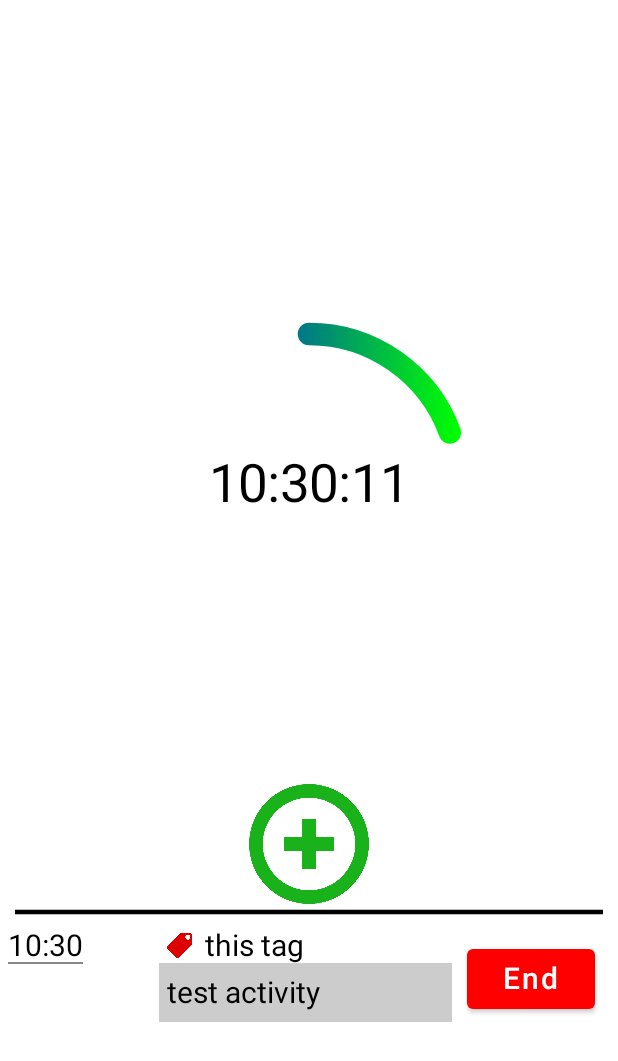
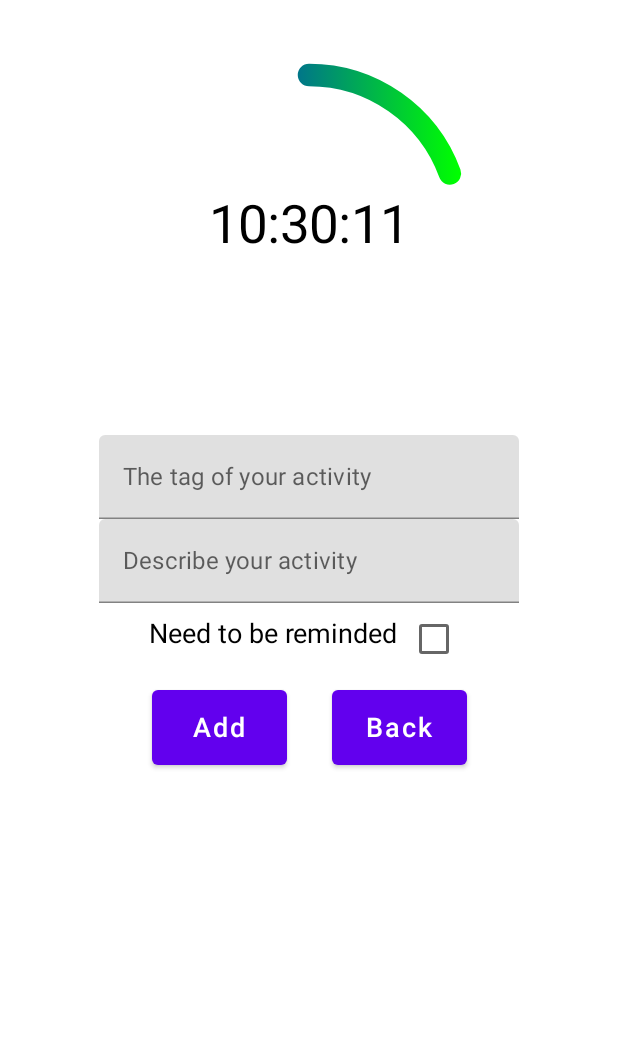
Before and after one commit to Flash-Kaa/DayTime, an Android app built with Jetpack Compose: the screen it shows after launch (MainActivity), after a tap on "button to create activity", on a phone screen of 412 x 824 dp. Shown: the top 1061 px of the screen. Run offline under Robolectric (Android 15) with nearby library versions, the phone set to English and light mode, and no system bars; libraries missing offline, so code that uses them is left out: com.jakewharton.threetenabp; 1 statement that could not run was skipped.

Commit message:
added creating activity

```diff
--- a/app/src/main/java/com/flasshka/daytime/Activity.kt
+++ b/app/src/main/java/com/flasshka/daytime/Activity.kt
@@ -20,7 +20,8 @@ import org.threeten.bp.LocalTime
 
 class Activity(
     private val tag: String, private val description: String,
-    private val startTime: LocalTime, private val endTime: MutableState<LocalTime?> = mutableStateOf(null)
+    private val startTime: LocalTime = LocalTime.now(),
+    private val endTime: MutableState<LocalTime?> = mutableStateOf(null)
 ) {
     companion object {
         var tagSize = 20.dp
--- /dev/null
+++ b/app/src/main/java/com/flasshka/daytime/CreateActivityPage.kt
@@ -0,0 +1,120 @@
+package com.flasshka.daytime
+
+import androidx.compose.foundation.Image
+import androidx.compose.foundation.clickable
+import androidx.compose.foundation.layout.Column
+import androidx.compose.foundation.layout.Row
+import androidx.compose.foundation.layout.Spacer
+import androidx.compose.foundation.layout.fillMaxWidth
+import androidx.compose.foundation.layout.padding
+import androidx.compose.foundation.layout.size
+import androidx.compose.material.Button
+import androidx.compose.material.Checkbox
+import androidx.compose.material.Text
+import androidx.compose.material.TextField
+import androidx.compose.runtime.Composable
+import androidx.compose.runtime.getValue
+import androidx.compose.runtime.mutableStateOf
+import androidx.compose.runtime.remember
+import androidx.compose.runtime.setValue
+import androidx.compose.ui.Alignment
+import androidx.compose.ui.Modifier
+import androidx.compose.ui.graphics.painter.Painter
+import androidx.compose.ui.unit.TextUnit
+import androidx.compose.ui.unit.dp
+import androidx.compose.ui.unit.sp
+
+object CreateActivityPage {
+
+    private val drawCreateButton = mutableStateOf(true)
+    private val description =  mutableStateOf("")
+    private val tag = mutableStateOf("")
+
+    private fun backState() {
+        drawCreateButton.value = true
+        description.value = ""
+        tag.value = ""
+    }
+
+    @Composable
+    fun Draw (
+        image: Painter,
+        createButtonModifier: Modifier = Modifier,
+        addAndBackButtonsModifier: Modifier = Modifier,
+        fontSize: TextUnit = 14.sp
+    ) {
+        if(drawCreateButton.value) {
+            Image(
+                painter = image,
+                contentDescription = "button to create activity",
+                modifier = createButtonModifier.clickable { drawCreateButton.value = false }
+            )
+        }
+        else {
+            Column(
+                modifier = Modifier.fillMaxWidth(),
+                horizontalAlignment = Alignment.CenterHorizontally
+            ) {
+                TextField(
+                    value = tag.value,
+                    onValueChange = { tag.value = it},
+                    singleLine =  true,
+                    label = { Text(text = "The tag of your activity") },
+                    placeholder = { Text(text = "None") }
+                )
+
+                TextField(
+                    value = description.value,
+                    onValueChange = { description.value = it},
+                    singleLine =  true,
+                    label = { Text(text = "Describe your activity") },
+                    placeholder = { Text(text = "What are you doing?") }
+                )
+
+                var needTimer by remember { mutableStateOf(false)}
+                var time: String? by remember { mutableStateOf(null)}
+
+                Row {
+                    // or use DropdownMenuItem
+                    Text(
+                        text = "Need to be reminded",
+                        fontSize = fontSize,
+                        modifier = Modifier.padding(vertical = 10.dp)
+                    )
+                    Checkbox(checked = needTimer, onCheckedChange = { needTimer = !needTimer })
+                }
+
+                if(needTimer) {
+                    TextField(
+                        value = time ?: "",
+                        onValueChange = { time = it },
+                        singleLine =  true,
+                        label = { Text(text = "Set timer") },
+                        placeholder = { Text(text = "hh:mm") }
+                    )
+                }
+
+                Spacer(modifier = Modifier.size(10.dp))
+
+                Row {
+                    Button(
+                        modifier = addAndBackButtonsModifier,
+                        onClick = {
+                            ListActivities.Add(Activity(tag.value, description.value))
+                            backState()
+                        },
+                        content = { Text("Add", fontSize = fontSize) }
+                    )
+
+                    Spacer(modifier = Modifier.size(30.dp))
+
+                    Button(
+                        modifier = addAndBackButtonsModifier,
+                        onClick = { backState() },
+                        content = { Text("Back", fontSize = fontSize) }
+                    )
+                }
+            }
+        }
+    }
+}
--- a/app/src/main/java/com/flasshka/daytime/MainActivity.kt
+++ b/app/src/main/java/com/flasshka/daytime/MainActivity.kt
@@ -4,21 +4,18 @@ import android.os.Bundle
 import android.util.DisplayMetrics
 import androidx.activity.ComponentActivity
 import androidx.activity.compose.setContent
-import androidx.compose.foundation.Image
 import androidx.compose.foundation.background
-import androidx.compose.foundation.clickable
-import androidx.compose.foundation.layout.Arrangement
 import androidx.compose.foundation.layout.Column
 import androidx.compose.foundation.layout.Spacer
 import androidx.compose.foundation.layout.fillMaxSize
-import androidx.compose.foundation.layout.padding
 import androidx.compose.foundation.layout.size
+import androidx.compose.runtime.Composable
 import androidx.compose.ui.Alignment
 import androidx.compose.ui.Modifier
 import androidx.compose.ui.graphics.Color
 import androidx.compose.ui.res.painterResource
 import androidx.compose.ui.unit.dp
-import org.threeten.bp.LocalTime
+import androidx.compose.ui.unit.sp
 
 class MainActivity : ComponentActivity() {
     override fun onCreate(savedInstanceState: Bundle?) {
@@ -28,42 +25,40 @@ class MainActivity : ComponentActivity() {
 
             val displayMetrics = DisplayMetrics()
             windowManager.defaultDisplay.getMetrics(displayMetrics)
+            MainPage(
+                clock = clock,
+                displayMetrics = displayMetrics
+            )
+        }
+    }
 
+
+    @Composable
+    fun MainPage(
+        clock: Clock,
+        displayMetrics: DisplayMetrics
+    ) {
         Column (
             modifier = Modifier
                 .fillMaxSize()
                 .background(Color.White),
             horizontalAlignment = Alignment.CenterHorizontally,
-                verticalArrangement = Arrangement.Center
 
         ) {
-                Spacer(modifier = Modifier.size(0.dp, 90.dp))
+            Spacer(modifier = Modifier.size(0.dp, 50.dp))
 
-                clock.DrawTimer(
-                    modifier = Modifier.size(200.dp)
-                )
+            clock.DrawTimer(modifier = Modifier.size(200.dp))
 
-                Image(
-                    painter = painterResource(id = R.drawable.creating_button),
-                    contentDescription = "button to create activity",
-                    modifier = Modifier
-                        .padding(top = 100.dp)
-                        .size(80.dp)
-                        .clickable {
-                            ListActivities.Add(
-                                Activity(
-                                    tag = "this tag",
-                                    description = "test activity", LocalTime.now()
-                                )
-                            )
-                        }
+            Spacer(modifier = Modifier.size(0.dp, 40.dp))
+
+            CreateActivityPage.Draw(
+                image = painterResource(id = R.drawable.creating_button),
+                createButtonModifier = Modifier.size(80.dp),
+                addAndBackButtonsModifier = Modifier.size(width = 90.dp, height = 50.dp),
+                fontSize = 18.sp
             )
 
             ListActivities.DrawActivities(displayMetrics)
         }
-
-        }
-
-
     }
 }
--- a/build.gradle
+++ b/build.gradle
@@ -3,6 +3,7 @@ buildscript {
         compose_version = '1.4.0-alpha01'
     }
 }// Top-level build file where you can add configuration options common to all sub-projects/modules.
+
 plugins {
     id 'com.android.application' version '8.0.2' apply false
     id 'com.android.library' version '8.0.2' apply false
```
Also changed, not shown: app/src/main/java/com/flasshka/daytime/ListActivities.kt (+14 -1 lines). Lines whose indentation alone changed are shown as unchanged.
